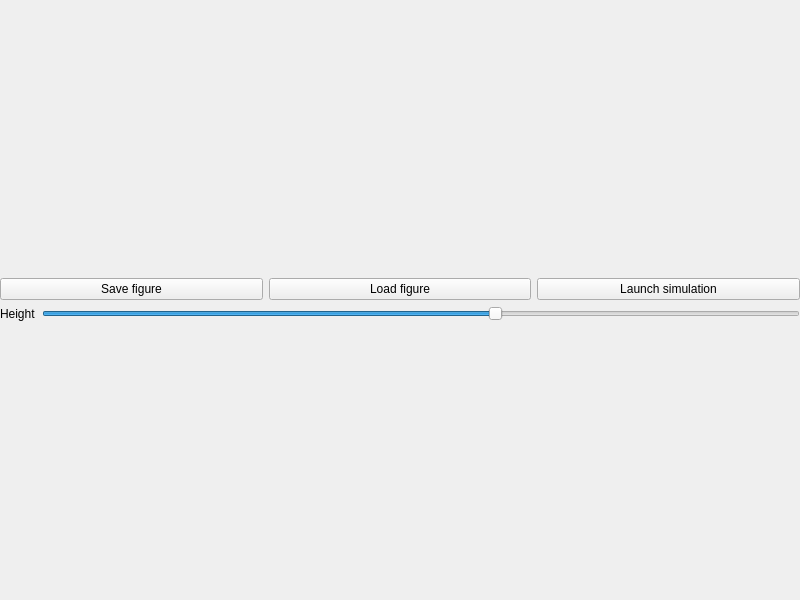
Before: the Qt Designer form editwindow.ui in Pavel-by/defferential_cw, drawn with Qt 5.
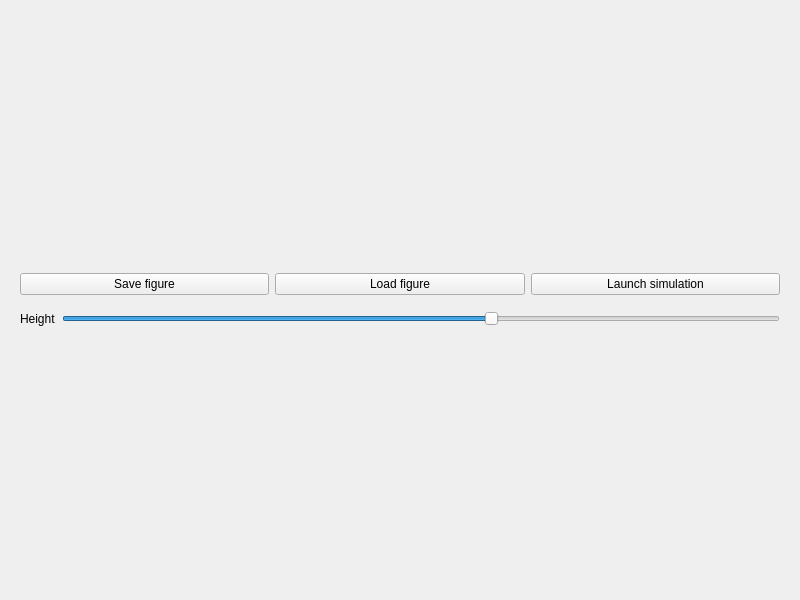
After: the same form once the commit is applied.

```diff
--- a/editwindow.ui
+++ b/editwindow.ui
@@ -31,6 +31,18 @@
      <layout class="QVBoxLayout" name="verticalLayout">
       <item>
        <layout class="QHBoxLayout" name="horizontalLayout">
+        <property name="leftMargin">
+         <number>20</number>
+        </property>
+        <property name="topMargin">
+         <number>10</number>
+        </property>
+        <property name="rightMargin">
+         <number>20</number>
+        </property>
+        <property name="bottomMargin">
+         <number>10</number>
+        </property>
         <item>
          <widget class="QPushButton" name="saveFigureButton">
           <property name="text">
@@ -56,6 +68,15 @@
       </item>
       <item>
        <layout class="QHBoxLayout" name="horizontalLayout_2">
+        <property name="leftMargin">
+         <number>20</number>
+        </property>
+        <property name="rightMargin">
+         <number>20</number>
+        </property>
+        <property name="bottomMargin">
+         <number>10</number>
+        </property>
         <item>
          <widget class="QLabel" name="label">
           <property name="text">
```
